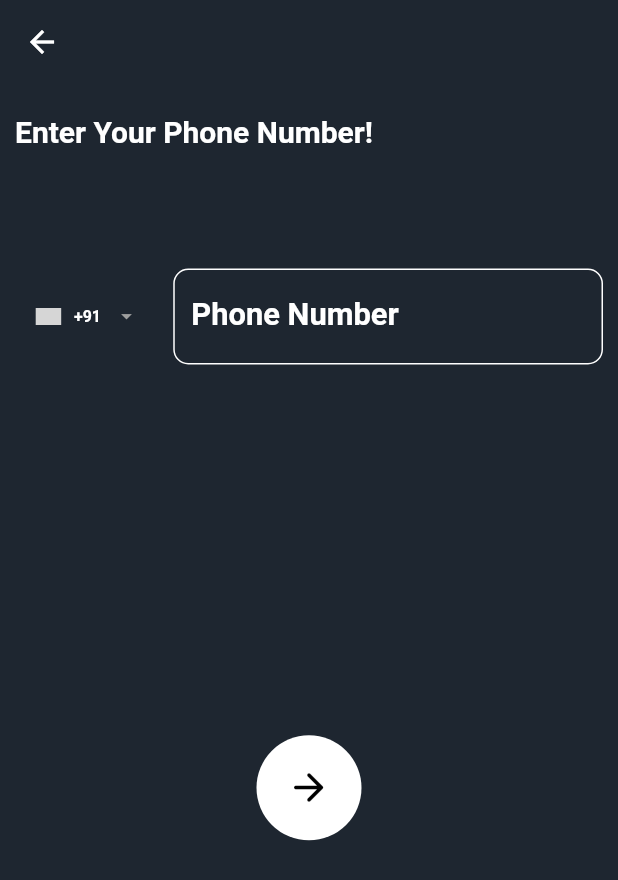
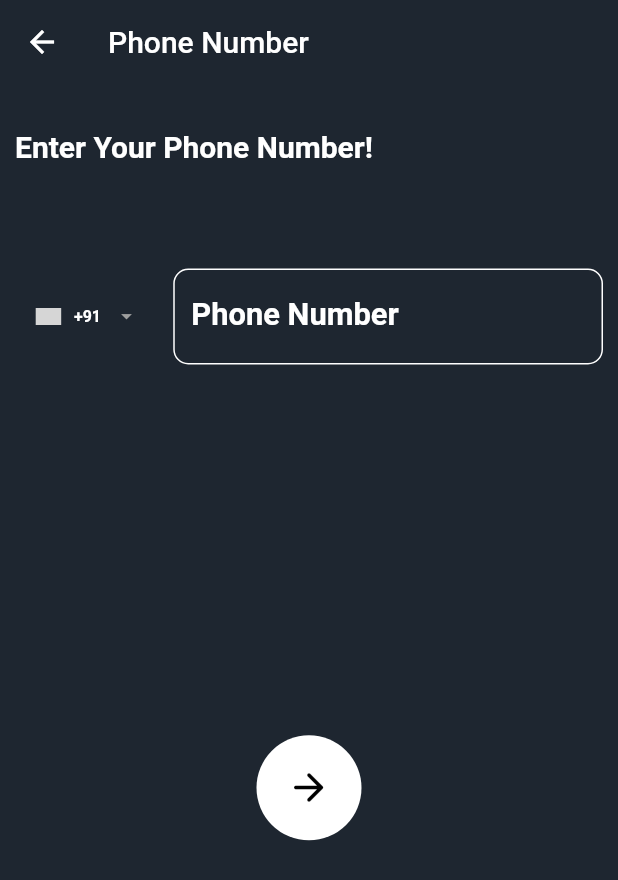
Before and after one commit to abhinag007/aayojan, a Flutter app: the screen it shows after launch, after a tap on the "arrow forward" icon, on a phone screen of 412 x 824 dp. Shown: the top 880 px of the screen. Run offline on Flutter 3.47's test engine with Material 2 defaults, Android fonts, the phone set to English and light mode, and no system bars; drawn by our look-alikes of country_code_picker; our stand-ins replace barcode_widget, get; missing offline and left inert: flutter_barcode_scanner; grey boxes are pictures that could not be loaded.

Commit message:
Till OTP Complete

```diff
--- a/lib/main.dart
+++ b/lib/main.dart
@@ -2,10 +2,10 @@
 
 import 'package:aayojan/screens/common/choose_screen.dart';
 import 'package:aayojan/screens/organizers/qr_scan_page.dart';
+import 'package:aayojan/screens/routes.dart';
 import 'package:aayojan/screens/users/qr_create_page.dart';
 import 'package:aayojan/utilities/color.dart';
 import 'package:aayojan/widgets/button_widget.dart';
-import 'package:flutter/cupertino.dart';
 import 'package:flutter/material.dart';
 import 'package:get/get.dart';
 
@@ -33,18 +33,19 @@ class MyApp extends StatelessWidget {
         ),
       ),
       // home: const MainPage(title: "Aayojan"),
-      home: const ChooseScreen(),
+      initialRoute: ChooseScreen.routeName,
+      routes: routes,
     );
   }
 }
 
-/*
 class MainPage extends StatefulWidget {
   final String title;
 
   const MainPage({
+    Key key,
     @required this.title,
-  });
+  }) : super(key: key);
 
   @override
   _MainPageState createState() => _MainPageState();
@@ -70,11 +71,11 @@ class _MainPageState extends State<MainPage> {
               ButtonWidget(
                 text: 'Scan QR Code',
                 onClicked: () => Navigator.of(context).push(MaterialPageRoute(
-                  builder: (BuildContext context) => QRScanPage(),
+                  builder: (BuildContext context) => const QRScanPage(),
                 )),
               ),
             ],
           ),
         ),
       );
-}*/
+}
--- a/lib/screens/common/choose_screen.dart
+++ b/lib/screens/common/choose_screen.dart
@@ -2,11 +2,11 @@ import 'package:aayojan/screens/common/phone_number.dart';
 import 'package:aayojan/utilities/color.dart';
 import 'package:aayojan/utilities/responsiveUI/size_config.dart';
 import 'package:aayojan/widgets/submit_circle.dart';
-import 'package:flutter/cupertino.dart';
 import 'package:flutter/material.dart';
 import 'package:get/get.dart';
 
 class ChooseScreen extends StatefulWidget {
+  static String routeName = "/";
   const ChooseScreen({Key? key}) : super(key: key);
 
   @override
@@ -111,7 +111,7 @@ class _ChooseScreenState extends State<ChooseScreen> {
             const SizedBox(height: 100),
             GestureDetector(
               onTap: () {
-                Get.to(const PhoneNumber());
+                Get.toNamed(PhoneNumber.routeName);
               },
               child: submitData(),
             ),
--- a/lib/screens/common/phone_number.dart
+++ b/lib/screens/common/phone_number.dart
@@ -1,11 +1,13 @@
+import 'package:aayojan/screens/common/phone_otp.dart';
 import 'package:aayojan/widgets/country_code.dart';
 import 'package:aayojan/widgets/submit_circle.dart';
 import 'package:aayojan/utilities/responsiveUI/size_config.dart';
-import 'package:flutter/cupertino.dart';
+import 'package:flutter/foundation.dart';
 import 'package:flutter/material.dart';
 import 'package:get/get.dart';
 
 class PhoneNumber extends StatefulWidget {
+  static String routeName = "/phoneNumber";
   const PhoneNumber({Key? key}) : super(key: key);
 
   @override
@@ -19,9 +21,11 @@ class _PhoneNumberState extends State<PhoneNumber> {
       onTap: () => FocusManager.instance.primaryFocus?.unfocus(),
       child: Scaffold(
         resizeToAvoidBottomInset: false,
-        appBar: AppBar(),
+        appBar: AppBar(
+          title: const Text("Phone Number"),
+        ),
         body: SafeArea(
-          minimum: const EdgeInsets.only(left: 10, top: 20, right: 10),
+          minimum: const EdgeInsets.only(left: 10, top: 30, right: 10),
           child: Column(
             crossAxisAlignment: CrossAxisAlignment.start,
             children: [
@@ -33,17 +37,17 @@ class _PhoneNumberState extends State<PhoneNumber> {
                     fontWeight: FontWeight.bold),
               ),
               const SizedBox(
-                height: 80,
+                height: 70,
               ),
-              const PhoneNumberWidget(),
+              PhoneNumberWidget(),
               Center(
                 child: Padding(
                   padding: EdgeInsets.only(
-                    top: SizeConfig.blockSizeVertical! * 30 ?? 0,
+                    top: SizeConfig.blockSizeVertical! * 30,
                   ),
                   child: GestureDetector(
                     onTap: () {
-                      // Get.to();
+                      Get.toNamed(PhoneOtp.routeName);
                     },
                     child: submitData(),
                   ),
--- a/lib/screens/organizers/qr_scan_page.dart
+++ b/lib/screens/organizers/qr_scan_page.dart
@@ -5,6 +5,8 @@ import 'package:flutter_barcode_scanner/flutter_barcode_scanner.dart';
 import '../../widgets/button_widget.dart';
 
 class QRScanPage extends StatefulWidget {
+  static String routeName = "/qrScanner";
+
   const QRScanPage({Key? key}) : super(key: key);
 
   @override
--- /dev/null
+++ b/lib/screens/routes.dart
@@ -0,0 +1,14 @@
+import 'package:aayojan/screens/common/choose_screen.dart';
+import 'package:aayojan/screens/common/phone_number.dart';
+import 'package:aayojan/screens/common/phone_otp.dart';
+import 'package:aayojan/screens/organizers/qr_scan_page.dart';
+import 'package:aayojan/screens/users/qr_create_page.dart';
+import 'package:flutter/cupertino.dart';
+
+final Map<String, WidgetBuilder> routes = {
+  ChooseScreen.routeName: (context) => const ChooseScreen(),
+  PhoneNumber.routeName: (context) => const PhoneNumber(),
+  QRScanPage.routeName: (context) => const QRScanPage(),
+  QRCreatePage.routeName: (context) => const QRCreatePage(),
+  PhoneOtp.routeName: (context) => const PhoneOtp(),
+};
--- a/lib/screens/users/qr_create_page.dart
+++ b/lib/screens/users/qr_create_page.dart
@@ -2,6 +2,9 @@ import 'package:barcode_widget/barcode_widget.dart';
 import 'package:flutter/material.dart';
 
 class QRCreatePage extends StatefulWidget {
+  static String routeName = "/generateQR";
+
+  const QRCreatePage({Key? key}) : super(key: key);
   @override
   _QRCreatePageState createState() => _QRCreatePageState();
 }
@@ -23,7 +26,7 @@ class _QRCreatePageState extends State<QRCreatePage> {
                 BarcodeWidget(
                   barcode: Barcode.qrCode(),
                   color: Colors.white,
-                  data: controller.text ?? 'Hello world',
+                  data: controller.text,
                   width: 200,
                   height: 200,
                 ),
--- a/lib/utilities/color.dart
+++ b/lib/utilities/color.dart
@@ -2,3 +2,4 @@ import 'dart:ui';
 
 const Color backgroundColor = Color(0XFF1E2630);
 const Color greyAppColor = Color(0XFF676D76);
+const Color purpleAppColor = Color(0XFF865CD0);
--- a/lib/widgets/country_code.dart
+++ b/lib/widgets/country_code.dart
@@ -2,16 +2,17 @@ import 'package:country_code_picker/country_code_picker.dart';
 import 'package:flutter/material.dart';
 
 class PhoneNumberWidget extends StatefulWidget {
-  const PhoneNumberWidget({Key? key}) : super(key: key);
+  static var number = '+91';
+  static var phoneNumber = '';
+  static var countrycode = '+91';
+
+  PhoneNumberWidget({Key? key}) : super(key: key);
 
   @override
   _PhoneNumberWidgetState createState() => _PhoneNumberWidgetState();
 }
 
 class _PhoneNumberWidgetState extends State<PhoneNumberWidget> {
-  var _number = '+91';
-  var _phoneNumber = '';
-  var _countrycode = '+91';
   @override
   Widget build(BuildContext context) {
     return Row(
@@ -33,9 +34,10 @@ class _PhoneNumberWidgetState extends State<PhoneNumberWidget> {
               showDropDownButton: true,
               onChanged: (p) {
                 setState(() {
-                  _countrycode = p.toString();
-                  _number = '';
-                  _number = _countrycode + _phoneNumber;
+                  PhoneNumberWidget.countrycode = p.toString();
+                  PhoneNumberWidget.number = '';
+                  PhoneNumberWidget.number = PhoneNumberWidget.countrycode +
+                      PhoneNumberWidget.phoneNumber;
                 });
               },
               initialSelection: 'IN',
@@ -87,9 +89,10 @@ class _PhoneNumberWidgetState extends State<PhoneNumberWidget> {
             ),
             onChanged: (String value) {
               setState(() {
-                _phoneNumber = value;
-                _number = '';
-                _number = _countrycode + value;
+                PhoneNumberWidget.phoneNumber = value;
+                PhoneNumberWidget.number = '';
+                PhoneNumberWidget.number =
+                    PhoneNumberWidget.countrycode + value;
               });
             },
           ),
```
Also changed, not shown: lib/screens/common/phone_otp.dart (+245 -0 lines), lib/screens/organizers/QRCodeScanner.dart (deleted), lib/screens/users/YourQRCode.dart (deleted).
